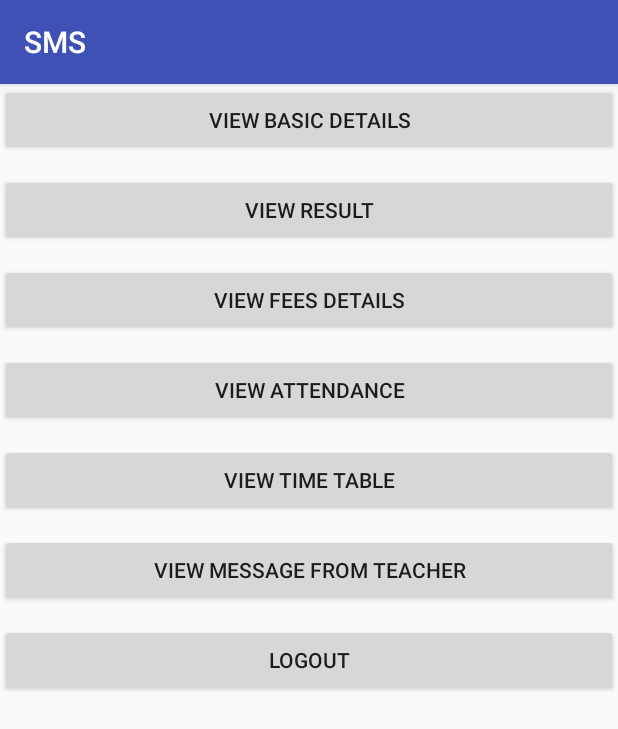
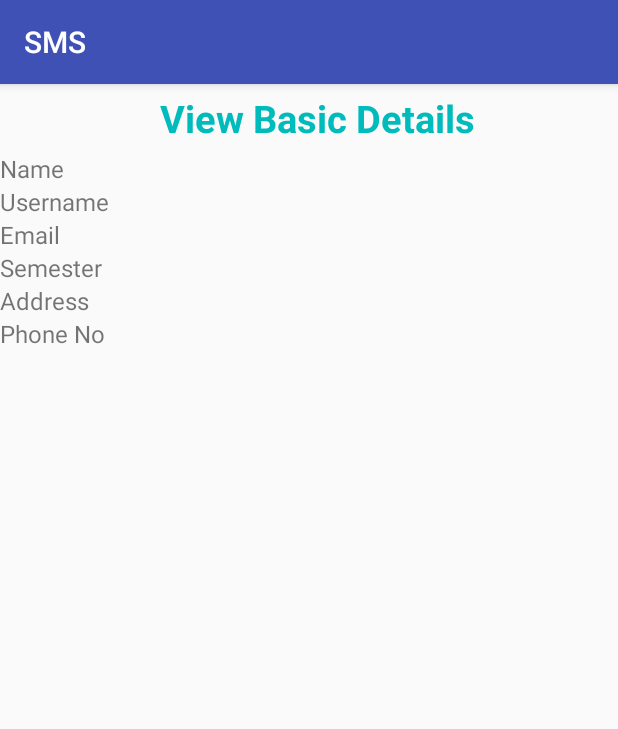
Before and after one commit to sachinitk/SMS, an Android app: the stu_main screen opened directly, with no data from a screen before it, after a tap on "VIEW BASIC DETAILS", on a phone screen of 412 x 824 dp. Shown: the top 729 px of the screen. Run offline under Robolectric (Android 15) with nearby library versions, the phone set to English and light mode, and no system bars; 1 statement that could not run was skipped.

Commit message:
View Basic is working correctly

```diff
--- a/app/src/main/java/com/example/sachin/sms/Student/View_basic.java
+++ b/app/src/main/java/com/example/sachin/sms/Student/View_basic.java
@@ -1,16 +1,50 @@
 package com.example.sachin.sms.Student;
 
+import android.content.SharedPreferences;
 import android.support.v7.app.AppCompatActivity;
 import android.os.Bundle;
+import android.widget.TextView;
+import android.widget.Toast;
 
 import com.example.sachin.sms.R;
 
 public class View_basic extends AppCompatActivity {
 
+    private  String name,username,address,email,semester,mobile;
+    private TextView stud_name,stud_username,stud_email,stud_semester,stud_address,stud_mobile;
     @Override
     protected void onCreate(Bundle savedInstanceState) {
         super.onCreate(savedInstanceState);
         setContentView(R.layout.activity_view_basic);
+       SharedPreferences sh = getApplicationContext().getSharedPreferences("Sach",MODE_PRIVATE);
+
+
+
+       name  = sh.getString("val1",null);
+       Toast.makeText(getApplicationContext(),name,Toast.LENGTH_SHORT).show();
+       stud_name = (TextView)findViewById(R.id.stud_name);
+       stud_name.setText(name);
+
+       username = sh.getString("val2",null);
+       stud_username = (TextView)findViewById(R.id.stud_username);
+       stud_username.setText(username);
+
+       address  = sh.getString("val3",null);
+       stud_address = findViewById(R.id.stud_address);
+       stud_address.setText(address);
+
+         email = sh.getString("val0",null);
+        stud_email = (TextView)findViewById(R.id.stud_email);
+        stud_email.setText(email);
+
+        semester = sh.getString("val5",null);
+        stud_semester = (TextView)findViewById(R.id.stud_semester);
+        stud_semester.setText(semester);
+
+        mobile = sh.getString("val4",null);
+        stud_mobile = (TextView)findViewById(R.id.stud_mobile);
+        stud_mobile.setText(mobile);
+
 
     }
 }
--- a/app/src/main/java/com/example/sachin/sms/Student/stu_main.java
+++ b/app/src/main/java/com/example/sachin/sms/Student/stu_main.java
@@ -19,7 +19,7 @@ public class stu_main extends AppCompatActivity {
         view_basic.setOnClickListener(new View.OnClickListener() {
             @Override
             public void onClick(View view) {
-                startActivity(new Intent(stu_main.this,stu_main.class));
+                startActivity(new Intent(stu_main.this,View_basic.class));
             }
         });
         view_fees = (Button) findViewById(R.id.view_fees);
--- a/app/src/main/java/com/example/sachin/sms/SupportClasses/Configstu.java
+++ b/app/src/main/java/com/example/sachin/sms/SupportClasses/Configstu.java
@@ -13,7 +13,7 @@ public class Configstu {
     public static final String stu_sem  = "semester" ;
     public static final String stu_email = "email";
     public static final String stu_pass = "password";
-    public static final String stu_login_url = "http://10.50.47.178/SMS/stu_login.php";
+    public static final String stu_login_url = "http://10.50.46.108/SMS/stu_login.php";
 
     public static final String stu_total_amount  = "total_amount";
     public static final String stu_due_amount  = "due_amount";
--- a/app/src/main/res/layout/activity_view_basic.xml
+++ b/app/src/main/res/layout/activity_view_basic.xml
@@ -76,11 +76,11 @@
         <TextView
             android:layout_height="wrap_content"
             android:layout_column="0"
-            android:text="@string/student_password"
+            android:text="@string/sem"
             android:textSize="16sp"/>
 
         <TextView
-            android:id="@+id/stud_password"
+            android:id="@+id/stud_semester"
             android:layout_height="wrap_content"
             android:layout_column="1"
             android:layout_marginLeft="15dp"
```
Also changed, not shown: app/src/main/java/com/example/sachin/sms/Student/student_signin.java (+70 -6 lines), app/src/main/java/com/example/sachin/sms/SupportClasses/ConfigAdmin.java (+8 -8 lines).
